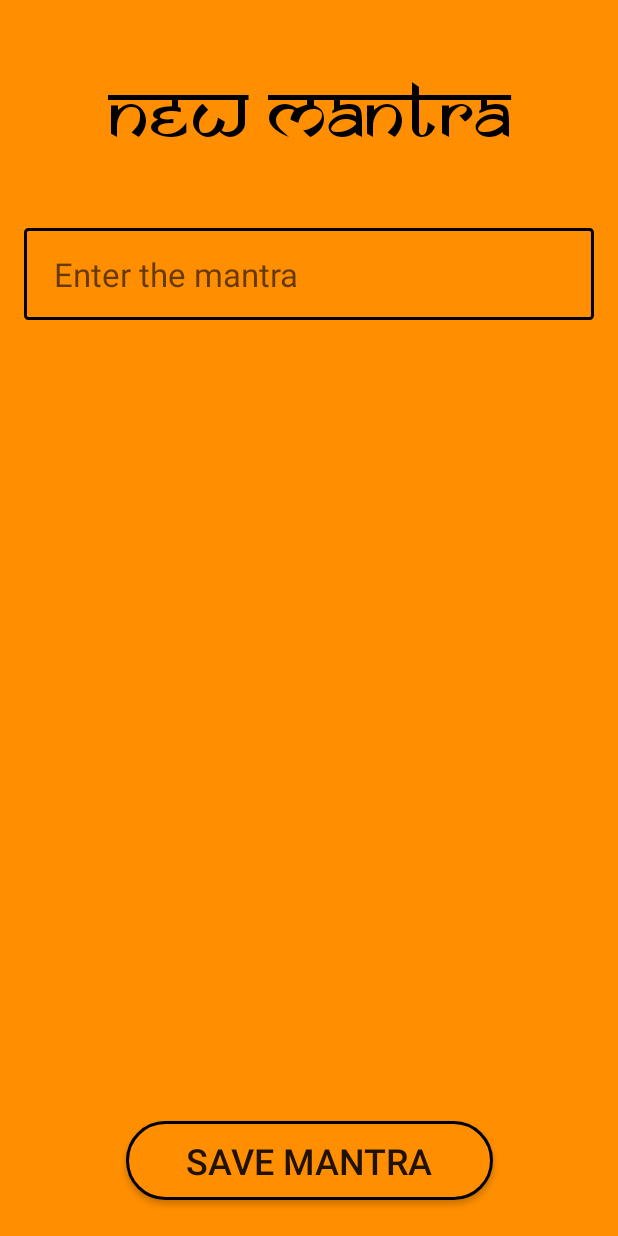
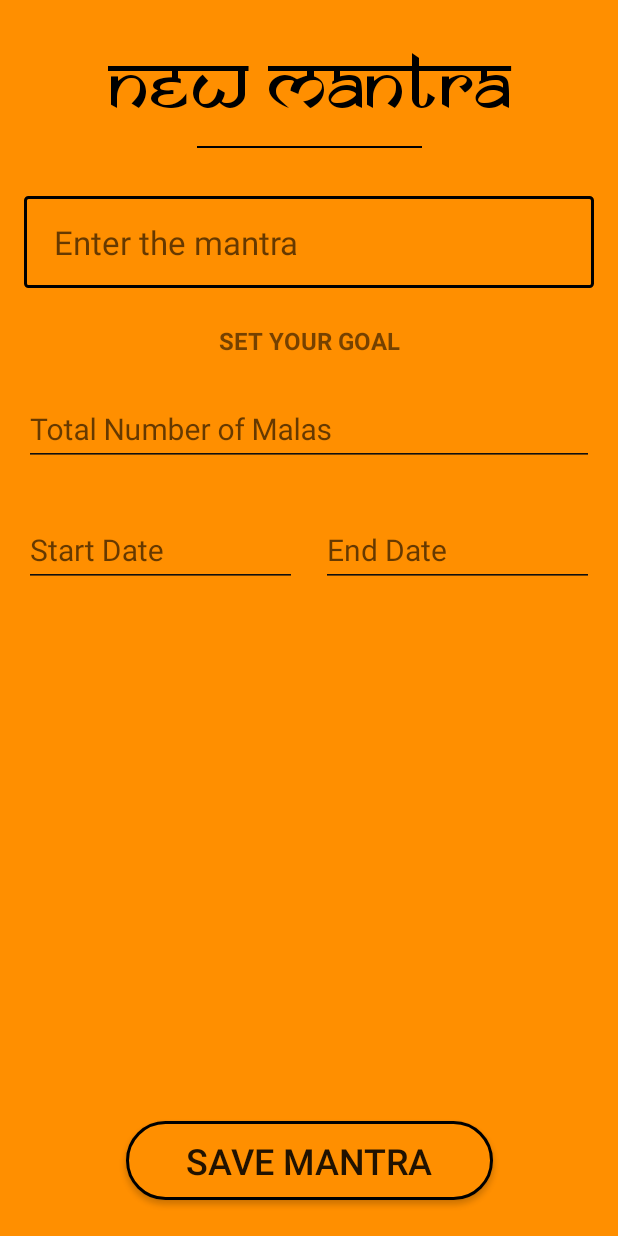
Before and after one commit to AtriTripathi/Chants-Journal, an Android app: the screen it shows after launch (MantraDetailsActivity before the commit, NewMantraActivity after it), after a tap on "ADD MANTRA", on a phone screen of 412 x 824 dp. Run offline under Robolectric (Android 15) with nearby library versions, the phone set to English and light mode, and no system bars; our stand-ins replace Room's generated code.

Commit message:
Add date picker feature

```diff
--- a/app/build.gradle
+++ b/app/build.gradle
@@ -38,4 +38,5 @@ dependencies {
     implementation "android.arch.lifecycle:extensions:1.1.1"
     annotationProcessor "android.arch.lifecycle:compiler:1.1.1"
 
+    implementation 'com.android.support:design:28.0.0-rc02'
 }
--- a/app/src/main/AndroidManifest.xml
+++ b/app/src/main/AndroidManifest.xml
@@ -16,7 +16,7 @@
                 <category android:name="android.intent.category.LAUNCHER" />
             </intent-filter>
         </activity>
-        <activity android:name=".MantraDetailsActivity"></activity>
+        <activity android:name=".NewMantraActivity"></activity>
     </application>
 
 </manifest>
--- a/app/src/main/java/com/atritripathi/chantsjournal/MainActivity.java
+++ b/app/src/main/java/com/atritripathi/chantsjournal/MainActivity.java
@@ -50,7 +50,7 @@ public class MainActivity extends AppCompatActivity {
         addMantraButton.setOnClickListener(new View.OnClickListener() {
             @Override
             public void onClick(View v) {
-                Intent intent = new Intent(MainActivity.this, MantraDetailsActivity.class);
+                Intent intent = new Intent(MainActivity.this, NewMantraActivity.class);
                 startActivityForResult(intent, MANTRA_DETAILS_ACTIVITY_REQUEST_CODE);
             }
         });
--- a/app/src/main/java/com/atritripathi/chantsjournal/MantraDetailsActivity.java
+++ /dev/null
@@ -1,34 +0,0 @@
-package com.atritripathi.chantsjournal;
-
-import android.content.Intent;
-import android.os.Bundle;
-import android.support.v7.app.AppCompatActivity;
-import android.view.View;
-import android.widget.Button;
-import android.widget.EditText;
-
-public class MantraDetailsActivity extends AppCompatActivity {
-
-    @Override
-    protected void onCreate(Bundle savedInstanceState) {
-        super.onCreate(savedInstanceState);
-        setContentView(R.layout.activity_mantra_details);
-
-        final EditText mantraEditText = findViewById(R.id.et_enter_mantra);
-        Button saveButton = findViewById(R.id.save_mantra_button);
-
-        saveButton.setOnClickListener(new View.OnClickListener() {
-            @Override
-            public void onClick(View v) {
-                if (mantraEditText.getText().toString().trim().equals("")) {
-                    mantraEditText.setError("Mantra is required!");
-                } else {
-                    Intent intent = new Intent(MantraDetailsActivity.this, MainActivity.class);
-                    intent.putExtra(Intent.EXTRA_RETURN_RESULT, mantraEditText.getText().toString().trim());
-                    setResult(RESULT_OK, intent);
-                    finish();
-                }
-            }
-        });
-    }
-}
--- /dev/null
+++ b/app/src/main/java/com/atritripathi/chantsjournal/NewMantraActivity.java
@@ -0,0 +1,78 @@
+package com.atritripathi.chantsjournal;
+
+import android.app.DatePickerDialog;
+import android.content.Intent;
+import android.os.Bundle;
+import android.support.v7.app.AppCompatActivity;
+import android.view.View;
+import android.widget.Button;
+import android.widget.DatePicker;
+import android.widget.EditText;
+
+import java.util.Calendar;
+
+public class NewMantraActivity extends AppCompatActivity {
+
+    private final Calendar mCalendar = Calendar.getInstance();
+
+    @Override
+    protected void onCreate(Bundle savedInstanceState) {
+        super.onCreate(savedInstanceState);
+        setContentView(R.layout.activity_new_mantra);
+
+        final EditText mantraEditText = findViewById(R.id.et_enter_mantra);
+        Button saveButton = findViewById(R.id.save_mantra_button);
+
+        saveButton.setOnClickListener(new View.OnClickListener() {
+            @Override
+            public void onClick(View v) {
+                if (mantraEditText.getText().toString().trim().equals("")) {
+                    mantraEditText.setError("Mantra is required!");
+                } else {
+                    Intent intent = new Intent(NewMantraActivity.this, MainActivity.class);
+                    intent.putExtra(Intent.EXTRA_RETURN_RESULT, mantraEditText.getText().toString().trim());
+                    setResult(RESULT_OK, intent);
+                    finish();
+                }
+            }
+        });
+
+        final EditText startDateEditText = findViewById(R.id.et_start_date);
+        final EditText endDateEditText = findViewById(R.id.et_end_date);
+
+        startDateEditText.setOnClickListener(new View.OnClickListener() {
+            @Override
+            public void onClick(View v) {
+                setDate(startDateEditText);
+            }
+        });
+
+        endDateEditText.setOnClickListener(new View.OnClickListener() {
+            @Override
+            public void onClick(View v) {
+                setDate(endDateEditText);
+            }
+        });
+    }
+
+
+    /**
+     * Helper function to set the date for the respective editFields.
+     * @param dateEditText is the passed editText field.
+     */
+    public void setDate(final EditText dateEditText) {
+        int mDay = mCalendar.get(Calendar.DAY_OF_MONTH);
+        int mMonth = mCalendar.get(Calendar.MONTH);
+        int mYear = mCalendar.get(Calendar.YEAR);
+
+        DatePickerDialog datePickerDialog = new DatePickerDialog(NewMantraActivity.this,
+                R.style.CalendarTheme, new DatePickerDialog.OnDateSetListener() {
+            @Override
+            public void onDateSet(DatePicker view, int year, int month, int dayOfMonth) {
+                dateEditText.setText(dayOfMonth + "/" + (month + 1) + "/" + year);
+            }
+        }, mDay, mMonth, mYear);
+        datePickerDialog.updateDate(mYear, mMonth, mDay);
+        datePickerDialog.show();
+    }
+}
--- a/app/src/main/res/layout/activity_mantra_details.xml
+++ /dev/null
@@ -1,81 +0,0 @@
-<?xml version="1.0" encoding="utf-8"?>
-<android.support.constraint.ConstraintLayout xmlns:android="http://schemas.android.com/apk/res/android"
-    xmlns:app="http://schemas.android.com/apk/res-auto"
-    xmlns:tools="http://schemas.android.com/tools"
-    android:layout_width="match_parent"
-    android:layout_height="match_parent"
-    tools:context=".MantraDetailsActivity"
-    android:clickable="true"
-    android:focusable="true"
-    android:background="@color/alternate_orange">
-
-    <EditText
-        android:id="@+id/et_enter_mantra"
-        android:layout_width="match_parent"
-        android:layout_height="wrap_content"
-        android:layout_gravity="center"
-        android:layout_marginEnd="16dp"
-        android:layout_marginLeft="16dp"
-        android:layout_marginRight="16dp"
-        android:layout_marginStart="16dp"
-        android:layout_marginTop="152dp"
-        android:background="@drawable/entry_rectangle"
-        android:cursorVisible="true"
-        android:hint="@string/enter_mantra"
-        android:textCursorDrawable="@drawable/color_cursor"
-        android:inputType="textCapWords"
-        android:paddingBottom="16dp"
-        android:paddingLeft="20dp"
-        android:paddingStart="20dp"
-        android:paddingRight="20dp"
-        android:paddingEnd="20dp"
-        android:paddingTop="16dp"
-        android:textSize="22sp"
-        android:maxLines="1"
-        app:layout_constraintEnd_toEndOf="parent"
-        app:layout_constraintHorizontal_bias="0.0"
-        app:layout_constraintStart_toStartOf="parent"
-        app:layout_constraintTop_toTopOf="parent"
-        app:layout_constraintVertical_chainStyle="spread_inside" />
-
-    <Button
-        android:id="@+id/save_mantra_button"
-        android:layout_width="wrap_content"
-        android:layout_height="wrap_content"
-        android:layout_marginBottom="24dp"
-        android:layout_marginEnd="8dp"
-        android:layout_marginLeft="8dp"
-        android:layout_marginRight="8dp"
-        android:layout_marginStart="8dp"
-        android:background="@drawable/button_rounded"
-        android:paddingBottom="10dp"
-        android:paddingLeft="40dp"
-        android:paddingRight="40dp"
-        android:paddingTop="10dp"
-        android:text="@string/save_mantra"
-        android:textAlignment="center"
-        android:textSize="24sp"
-        app:layout_constraintBottom_toBottomOf="parent"
-        app:layout_constraintEnd_toEndOf="parent"
-        app:layout_constraintStart_toStartOf="parent" />
-
-    <TextView
-        android:id="@+id/textView3"
-        android:layout_width="match_parent"
-        android:layout_height="wrap_content"
-        android:layout_marginBottom="8dp"
-        android:layout_marginTop="8dp"
-        android:paddingBottom="8dp"
-        android:paddingTop="8dp"
-        android:text="@string/new_mantra"
-        android:textAlignment="center"
-        android:textColor="@android:color/black"
-        android:textSize="52sp"
-        app:fontFamily="@font/samkaran"
-        app:layout_constraintBottom_toTopOf="@+id/et_enter_mantra"
-        app:layout_constraintEnd_toEndOf="parent"
-        app:layout_constraintStart_toStartOf="parent"
-        app:layout_constraintTop_toTopOf="parent" />
-
-
-</android.support.constraint.ConstraintLayout>
--- /dev/null
+++ b/app/src/main/res/layout/activity_new_mantra.xml
@@ -0,0 +1,217 @@
+<?xml version="1.0" encoding="utf-8"?>
+<android.support.constraint.ConstraintLayout xmlns:android="http://schemas.android.com/apk/res/android"
+    xmlns:app="http://schemas.android.com/apk/res-auto"
+    xmlns:tools="http://schemas.android.com/tools"
+    android:layout_width="match_parent"
+    android:layout_height="match_parent"
+    android:background="@color/alternate_orange"
+    android:clickable="true"
+    android:focusable="true"
+    tools:context=".NewMantraActivity">
+
+    <EditText
+        android:id="@+id/et_enter_mantra"
+        android:layout_width="match_parent"
+        android:layout_height="wrap_content"
+        android:layout_gravity="center"
+        android:layout_marginBottom="8dp"
+        android:layout_marginEnd="16dp"
+        android:layout_marginLeft="16dp"
+        android:layout_marginRight="16dp"
+        android:layout_marginStart="16dp"
+        android:layout_marginTop="16dp"
+        android:background="@drawable/entry_rectangle"
+        android:cursorVisible="true"
+        android:hint="@string/enter_mantra"
+        android:inputType="textCapWords"
+        android:maxLines="1"
+        android:paddingBottom="16dp"
+        android:paddingEnd="20dp"
+        android:paddingLeft="20dp"
+        android:paddingRight="20dp"
+        android:paddingStart="20dp"
+        android:paddingTop="16dp"
+        android:textCursorDrawable="@drawable/color_cursor"
+        android:textSize="22sp"
+        app:layout_constraintBottom_toTopOf="@+id/save_mantra_button"
+        app:layout_constraintEnd_toEndOf="parent"
+        app:layout_constraintStart_toStartOf="parent"
+        app:layout_constraintTop_toBottomOf="@+id/divider4"
+        app:layout_constraintVertical_chainStyle="spread_inside" />
+
+    <Button
+        android:id="@+id/save_mantra_button"
+        android:layout_width="wrap_content"
+        android:layout_height="wrap_content"
+        android:layout_marginBottom="24dp"
+        android:layout_marginEnd="8dp"
+        android:layout_marginLeft="8dp"
+        android:layout_marginRight="8dp"
+        android:layout_marginStart="8dp"
+        android:background="@drawable/button_rounded"
+        android:paddingBottom="10dp"
+        android:paddingLeft="40dp"
+        android:paddingRight="40dp"
+        android:paddingTop="10dp"
+        android:text="@string/save_mantra"
+        android:textAlignment="center"
+        android:textSize="24sp"
+        app:layout_constraintBottom_toBottomOf="parent"
+        app:layout_constraintEnd_toEndOf="parent"
+        app:layout_constraintStart_toStartOf="parent" />
+
+    <TextView
+        android:id="@+id/textView3"
+        android:layout_width="0dp"
+        android:layout_height="wrap_content"
+        android:layout_marginBottom="8dp"
+        android:layout_marginTop="16dp"
+        android:paddingBottom="8dp"
+        android:paddingTop="8dp"
+        android:text="@string/new_mantra"
+        android:textAlignment="center"
+        android:textColor="@android:color/black"
+        android:textSize="52sp"
+        app:fontFamily="@font/samkaran"
+        app:layout_constraintBottom_toTopOf="@+id/et_enter_mantra"
+        app:layout_constraintEnd_toEndOf="parent"
+        app:layout_constraintStart_toStartOf="parent"
+        app:layout_constraintTop_toTopOf="parent"
+        app:layout_constraintVertical_bias="0.0" />
+
+    <TextView
+        android:id="@+id/textView4"
+        android:layout_width="wrap_content"
+        android:layout_height="wrap_content"
+        android:layout_marginBottom="4dp"
+        android:layout_marginEnd="8dp"
+        android:layout_marginLeft="8dp"
+        android:layout_marginRight="8dp"
+        android:layout_marginStart="8dp"
+        android:layout_marginTop="24dp"
+        android:paddingLeft="8dp"
+        android:paddingRight="8dp"
+        android:text="@string/set_goal"
+        android:textAllCaps="true"
+        android:textSize="16sp"
+        android:textStyle="bold"
+        app:layout_constraintBottom_toTopOf="@+id/divider4"
+        app:layout_constraintEnd_toEndOf="parent"
+        app:layout_constraintStart_toStartOf="parent"
+        app:layout_constraintTop_toBottomOf="@+id/et_enter_mantra"
+        app:layout_constraintVertical_bias="0.0"
+        app:layout_constraintVertical_chainStyle="packed" />
+
+    <View
+        android:id="@+id/divider4"
+        android:layout_width="150dp"
+        android:layout_height="1dp"
+        android:layout_marginBottom="16dp"
+        android:layout_marginEnd="8dp"
+        android:layout_marginLeft="8dp"
+        android:layout_marginRight="8dp"
+        android:layout_marginStart="8dp"
+        android:background="@android:color/black"
+        app:layout_constraintBottom_toTopOf="@+id/et_enter_mantra"
+        app:layout_constraintEnd_toEndOf="parent"
+        app:layout_constraintStart_toStartOf="parent"
+        app:layout_constraintTop_toBottomOf="@+id/textView3"
+        app:layout_constraintVertical_bias="0.0"
+        app:layout_constraintVertical_chainStyle="packed" />
+
+    <android.support.design.widget.TextInputLayout
+        android:id="@+id/textInputLayout"
+        android:layout_width="match_parent"
+        android:layout_height="wrap_content"
+        android:layout_marginBottom="8dp"
+        android:layout_marginEnd="16dp"
+        android:layout_marginLeft="16dp"
+        android:layout_marginRight="16dp"
+        android:layout_marginStart="16dp"
+        android:layout_marginTop="8dp"
+        app:hintTextAppearance="@style/HintText"
+        app:layout_constraintBottom_toTopOf="@+id/save_mantra_button"
+        app:layout_constraintEnd_toEndOf="parent"
+        app:layout_constraintStart_toStartOf="parent"
+        app:layout_constraintTop_toBottomOf="@+id/textView4"
+        app:layout_constraintVertical_bias="0.0">
+
+        <android.support.design.widget.TextInputEditText
+            android:layout_width="match_parent"
+            android:layout_height="wrap_content"
+            android:layout_gravity="center"
+            android:hint="Total Number of Malas"
+            android:inputType="number"
+            android:paddingLeft="4dp"
+            android:paddingRight="4dp"
+            android:textSize="20sp"
+            android:theme="@style/MantraEditText" />
+    </android.support.design.widget.TextInputLayout>
+
+    <android.support.design.widget.TextInputLayout
+        android:id="@+id/textInputLayout2"
+        android:layout_width="0dp"
+        android:layout_height="wrap_content"
+        android:layout_marginBottom="8dp"
+        android:layout_marginEnd="8dp"
+        android:layout_marginLeft="16dp"
+        android:layout_marginRight="8dp"
+        android:layout_marginStart="16dp"
+        android:layout_marginTop="16dp"
+        app:hintTextAppearance="@style/HintText"
+        app:layout_constraintBottom_toTopOf="@+id/save_mantra_button"
+        app:layout_constraintEnd_toStartOf="@+id/textInputLayout3"
+        app:layout_constraintHorizontal_chainStyle="spread_inside"
+        app:layout_constraintStart_toStartOf="parent"
+        app:layout_constraintTop_toBottomOf="@+id/textInputLayout"
+        app:layout_constraintVertical_bias="0.0">
+
+        <android.support.design.widget.TextInputEditText
+            android:id="@+id/et_start_date"
+            android:layout_width="match_parent"
+            android:layout_height="wrap_content"
+            android:clickable="true"
+            android:ems="6"
+            android:focusable="false"
+            android:hint="Start Date"
+            android:inputType="date"
+            android:paddingLeft="4dp"
+            android:paddingRight="4dp"
+            android:textSize="20sp"
+            android:theme="@style/MantraEditText" />
+    </android.support.design.widget.TextInputLayout>
+
+    <android.support.design.widget.TextInputLayout
+        android:id="@+id/textInputLayout3"
+        android:layout_width="0dp"
+        android:layout_height="wrap_content"
+        android:layout_marginBottom="8dp"
+        android:layout_marginEnd="16dp"
+        android:layout_marginLeft="8dp"
+        android:layout_marginRight="16dp"
+        android:layout_marginStart="8dp"
+        android:layout_marginTop="16dp"
+        app:hintTextAppearance="@style/HintText"
+        app:layout_constraintBottom_toTopOf="@+id/save_mantra_button"
+        app:layout_constraintEnd_toEndOf="parent"
+        app:layout_constraintStart_toEndOf="@+id/textInputLayout2"
+        app:layout_constraintTop_toBottomOf="@+id/textInputLayout"
+        app:layout_constraintVertical_bias="0.0">
+
+        <android.support.design.widget.TextInputEditText
+            android:id="@+id/et_end_date"
+            android:layout_width="match_parent"
+            android:layout_height="wrap_content"
+            android:clickable="true"
+            android:ems="6"
+            android:focusable="false"
+            android:hint="End Date"
+            android:inputType="date"
+            android:paddingLeft="4dp"
+            android:paddingRight="4dp"
+            android:textSize="20sp"
+            android:theme="@style/MantraEditText" />
+    </android.support.design.widget.TextInputLayout>
+
+
+</android.support.constraint.ConstraintLayout>
--- a/app/src/main/res/values/colors.xml
+++ b/app/src/main/res/values/colors.xml
@@ -12,4 +12,6 @@
     <color name="primaryDarkColor2">#003d33</color>
     <color name="dark_orange">#F9A825</color>
     <color name="colorAccent">#000000</color>
+    <color name="et_black">#0f0f0f</color>
+    <color name="aplha_orange">#C8F57F17</color>
 </resources>
--- a/app/src/main/res/values/strings.xml
+++ b/app/src/main/res/values/strings.xml
@@ -7,4 +7,5 @@
     <string name="save_mantra">Save Mantra</string>
     <string name="mantra">Mantra</string>
     <string name="new_mantra">New Mantra</string>
+    <string name="set_goal">Set Your Goal</string>
 </resources>
--- a/app/src/main/res/values/styles.xml
+++ b/app/src/main/res/values/styles.xml
@@ -19,4 +19,23 @@
         <item name="dialogTheme">@color/secondaryDarkColor</item>
     </style>
 
+    <!--Floating label text style-->
+    <style name="HintText" parent="TextAppearance.AppCompat.Small">
+        <item name="android:textColor">@color/et_black</item>
+        <item name="android:textSize">18sp</item>
+    </style>
+
+    <style name="MantraEditText" parent="Theme.AppCompat.Light">
+        <item name="colorControlNormal">@color/et_black</item>
+        <item name="colorControlActivated">@color/et_black</item>
+    </style>
+
+    <style name="CalendarTheme" parent="Theme.AppCompat.Light.Dialog">
+        <item name="colorAccent">#ff6d00</item>
+        <item name="colorControlActivated">@color/alternate_orange</item>
+        <item name="colorControlHighlight">#ff6d00</item>
+        <item name="dialogCornerRadius">8dp</item>
+        <item name="android:elevation">4dp</item>
+    </style>
+
 </resources>
```
